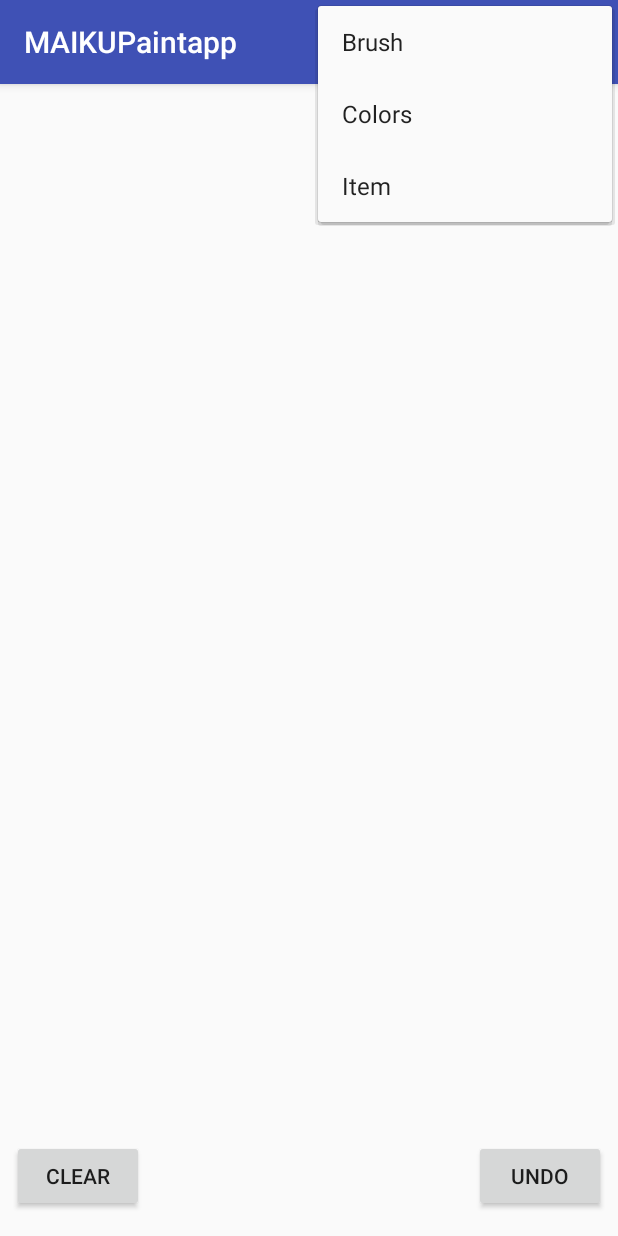
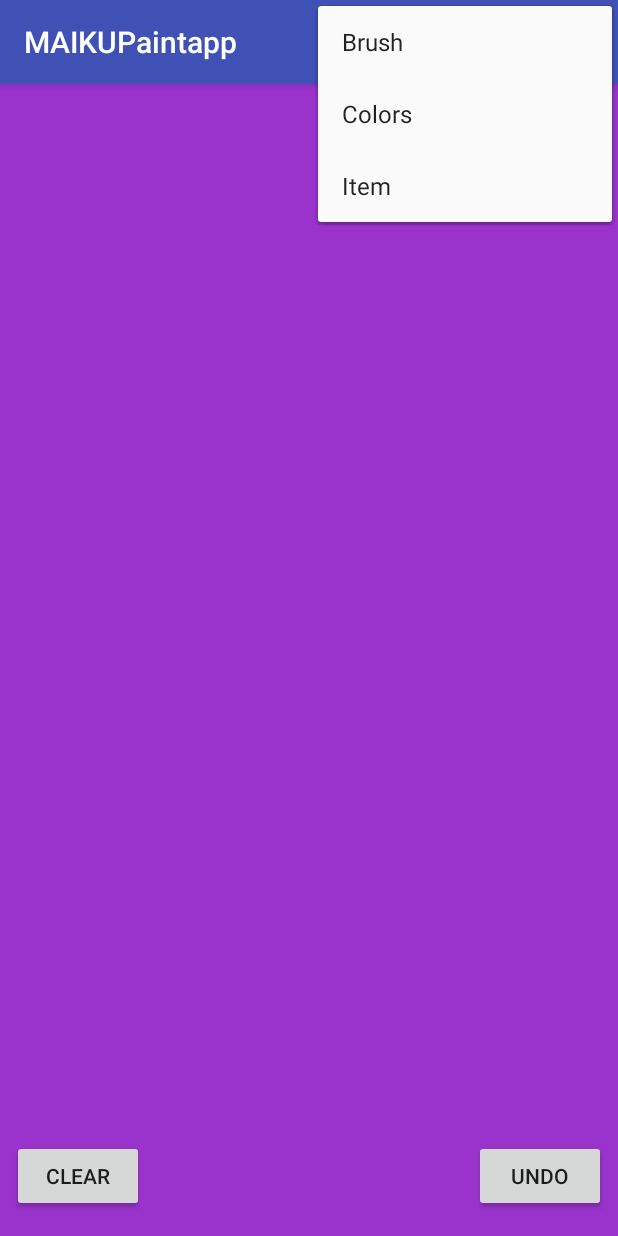
Before and after one commit to ZFlem96/MAIKU-Paint, an Android app: the screen it shows after launch (MainActivity), with the options menu open, on a phone screen of 412 x 824 dp. Run offline under Robolectric (Android 15) with nearby library versions, the phone set to English and light mode, and no system bars.

Commit message:
Color Background Changer

```diff
--- a/MAIKUPaintapp/app/src/main/java/maiku/maikupaintapp/CanvasView.java
+++ b/MAIKUPaintapp/app/src/main/java/maiku/maikupaintapp/CanvasView.java
@@ -40,13 +40,14 @@ public class CanvasView extends View {
 
         drawingPaint = new Paint();
         drawingPaint.setAntiAlias(true);
-        drawingPaint.setColor(Color.BLACK);
+        drawingPaint.setColor(Color.RED);
         drawingPaint.setStyle(Paint.Style.STROKE);
         drawingPaint.setStrokeJoin(Paint.Join.ROUND);
         drawingPaint.setStrokeWidth(4f);
+
     }
 //    random color/size switcher
-    public void Switch(){
+    public void Switch(Color color){
         if(colorSwitchOn){
             Random rand = new Random();
             int rnd = rand.nextInt(8);
--- a/MAIKUPaintapp/app/src/main/java/maiku/maikupaintapp/MainActivity.java
+++ b/MAIKUPaintapp/app/src/main/java/maiku/maikupaintapp/MainActivity.java
@@ -1,15 +1,29 @@
 package maiku.maikupaintapp;
 
+import android.content.Context;
+import android.graphics.Color;
 import android.support.v7.app.AppCompatActivity;
 import android.os.Bundle;
+import android.support.v7.widget.MenuPopupWindow;
+import android.view.Gravity;
+import android.view.LayoutInflater;
 import android.view.Menu;
 import android.view.MenuInflater;
+import android.view.MenuItem;
 import android.view.View;
+import android.view.ViewGroup;
+import android.widget.Button;
+import android.widget.ImageButton;
+import android.widget.PopupWindow;
+import android.widget.TextView;
+
+import java.util.Random;
 
 public class MainActivity extends AppCompatActivity {
 
     private CanvasView customCanvas;
     int cSwitch = 0, sSwitch = 0;
+    public MenuItem colorChanger;
 
 
     @Override
@@ -18,7 +32,12 @@ public class MainActivity extends AppCompatActivity {
         setContentView(R.layout.activity_main);
 
         customCanvas = (CanvasView) findViewById(R.id.canvas);
+        int[] androidColors = getResources().getIntArray(R.array.androidcolors);
+        int randomAndroidColor = androidColors[new Random().nextInt(androidColors.length)];
+        customCanvas.setBackgroundColor(randomAndroidColor);
+
     }
+
 
     @Override
     public boolean onCreateOptionsMenu(Menu menu) {
--- a/MAIKUPaintapp/app/src/main/res/menu/menu.xml
+++ b/MAIKUPaintapp/app/src/main/res/menu/menu.xml
@@ -3,6 +3,8 @@
     xmlns:android="http://schemas.android.com/apk/res/android">
 
     <item android:title="Brush" />
-    <item android:title="Colors" />
+    <item
+        android:id="@+id/colorButton"
+        android:title="Colors" />
     <item android:title="Item" />
 </menu>
--- a/MAIKUPaintapp/app/src/main/res/values/colors.xml
+++ b/MAIKUPaintapp/app/src/main/res/values/colors.xml
@@ -3,4 +3,28 @@
     <color name="colorPrimary">#3F51B5</color>
     <color name="colorPrimaryDark">#303F9F</color>
     <color name="colorAccent">#FF4081</color>
+
+    <item name="blue" type="color">#FF33B5E5</item>
+    <item name="purple" type="color">#FFAA66CC</item>
+    <item name="green" type="color">#FF99CC00</item>
+    <item name="orange" type="color">#FFFFBB33</item>
+    <item name="red" type="color">#FFFF4444</item>
+    <item name="darkblue" type="color">#FF0099CC</item>
+    <item name="darkpurple" type="color">#FF9933CC</item>
+    <item name="darkgreen" type="color">#FF669900</item>
+    <item name="darkorange" type="color">#FFFF8800</item>
+    <item name="darkred" type="color">#FFCC0000</item>
+
+    <integer-array name="androidcolors">
+        <item>@color/blue</item>
+        <item>@color/purple</item>
+        <item>@color/green</item>
+        <item>@color/orange</item>
+        <item>@color/red</item>
+        <item>@color/darkblue</item>
+        <item>@color/darkpurple</item>
+        <item>@color/darkgreen</item>
+        <item>@color/darkorange</item>
+        <item>@color/darkred</item>
+    </integer-array>
 </resources>
```
